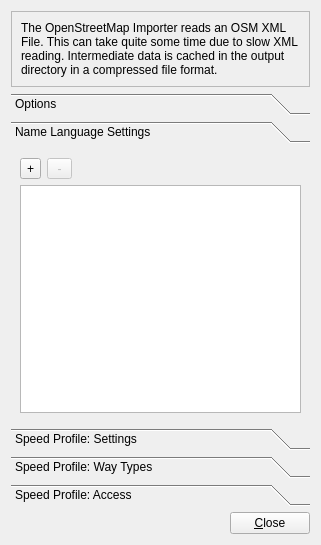
Old version of the form plugins/osmimporter/oisettingsdialog.ui in the repository shentok/MoNav.
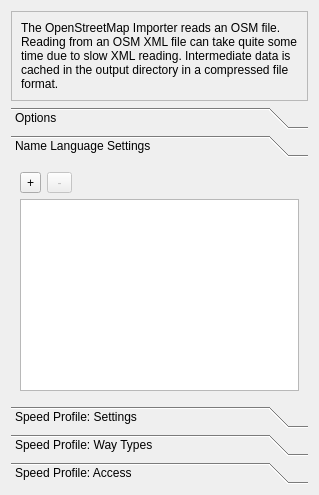
New version of the form. The open tabs and pages were chosen to show the change.

What changed in the file:
```diff
--- a/plugins/osmimporter/oisettingsdialog.ui
+++ b/plugins/osmimporter/oisettingsdialog.ui
@@ -1,18 +1,10 @@
 <?xml version="1.0" encoding="UTF-8"?>
 <ui version="4.0">
  <class>OISettingsDialog</class>
- <widget class="QDialog" name="OISettingsDialog">
+ <widget class="QWidget" name="OISettingsDialog">
   <property name="windowModality">
    <enum>Qt::NonModal</enum>
   </property>
-  <property name="geometry">
-   <rect>
-    <x>0</x>
-    <y>0</y>
-    <width>321</width>
-    <height>545</height>
-   </rect>
-  </property>
   <property name="sizePolicy">
    <sizepolicy hsizetype="Fixed" vsizetype="Fixed">
     <horstretch>0</horstretch>
@@ -41,7 +33,7 @@
       <item>
        <widget class="QLabel" name="label">
         <property name="text">
-         <string>The OpenStreetMap Importer reads an OSM XML File. This can take quite some time due to slow XML reading. Intermediate data is cached in the output directory in a compressed file format.</string>
+         <string>The OpenStreetMap Importer reads an OSM file. Reading from an OSM XML file can take quite some time due to slow XML reading. Intermediate data is cached in the output directory in a compressed file format.</string>
         </property>
         <property name="scaledContents">
          <bool>false</bool>
@@ -171,8 +163,8 @@
        <rect>
         <x>0</x>
         <y>0</y>
-        <width>303</width>
-        <height>250</height>
+        <width>100</width>
+        <height>131</height>
        </rect>
       </property>
       <attribute name="label">
@@ -619,30 +611,6 @@
      </widget>
     </widget>
    </item>
-   <item>
-    <layout class="QHBoxLayout" name="horizontalLayout_5">
-     <item>
-      <spacer name="horizontalSpacer_4">
-       <property name="orientation">
-        <enum>Qt::Horizontal</enum>
-       </property>
-       <property name="sizeHint" stdset="0">
-        <size>
-         <width>40</width>
-         <height>20</height>
-        </size>
-       </property>
-      </spacer>
-     </item>
-     <item>
-      <widget class="QPushButton" name="closeButton">
-       <property name="text">
-        <string>&amp;Close</string>
-       </property>
-      </widget>
-     </item>
-    </layout>
-   </item>
   </layout>
  </widget>
  <resources/>
```
Left out of the diff: 23 changed lines with no effect on the pictures.
